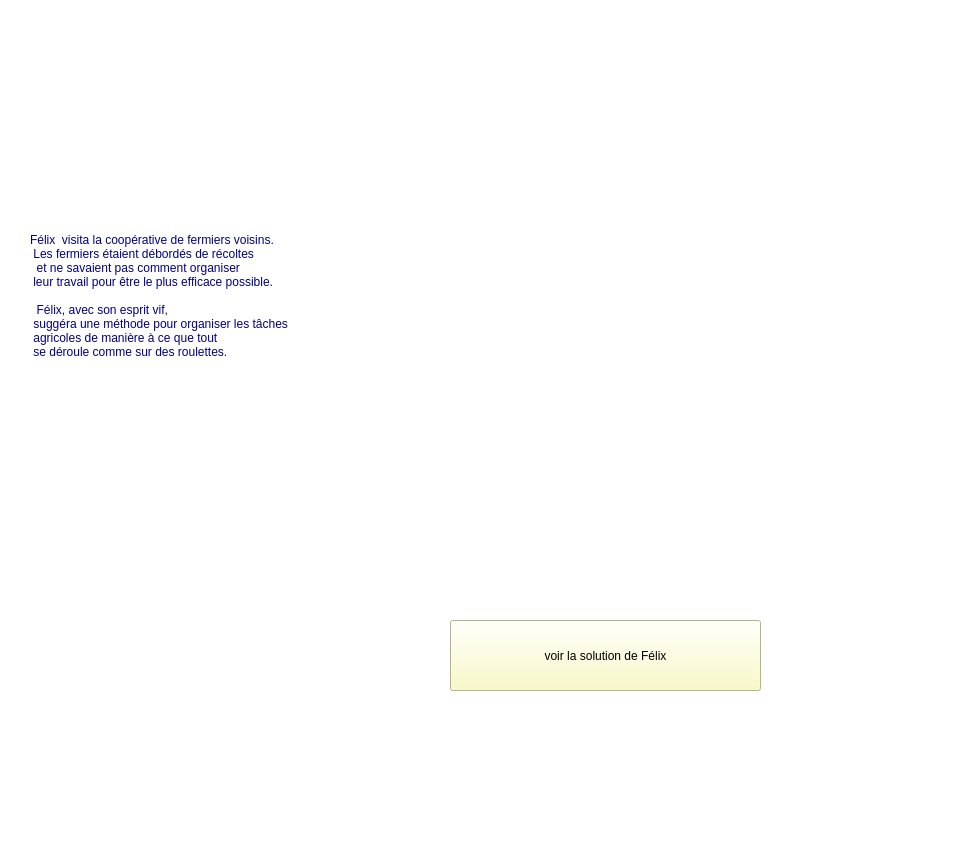
Old version of the form productionPlanning.ui in the repository NaouresBzeouich/knapsack-ProductionPlanning.
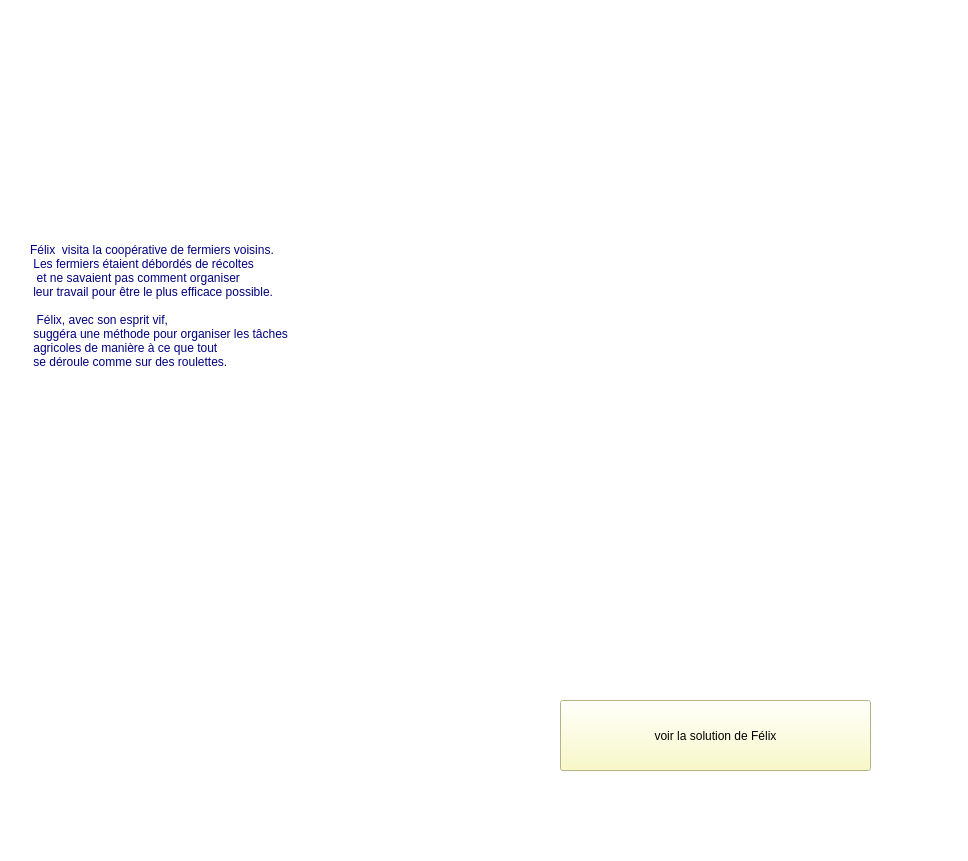
New version of the form. Icons and pictures are not drawn.

Diff of the .ui file:
```diff
--- a/productionPlanning.ui
+++ b/productionPlanning.ui
@@ -20,7 +20,7 @@
    <property name="geometry">
     <rect>
      <x>30</x>
-     <y>30</y>
+     <y>40</y>
      <width>901</width>
      <height>531</height>
     </rect>
@@ -44,8 +44,8 @@
   <widget class="QPushButton" name="toProductionPlanningPage">
    <property name="geometry">
     <rect>
-     <x>450</x>
-     <y>620</y>
+     <x>560</x>
+     <y>700</y>
      <width>311</width>
      <height>71</height>
     </rect>
```
